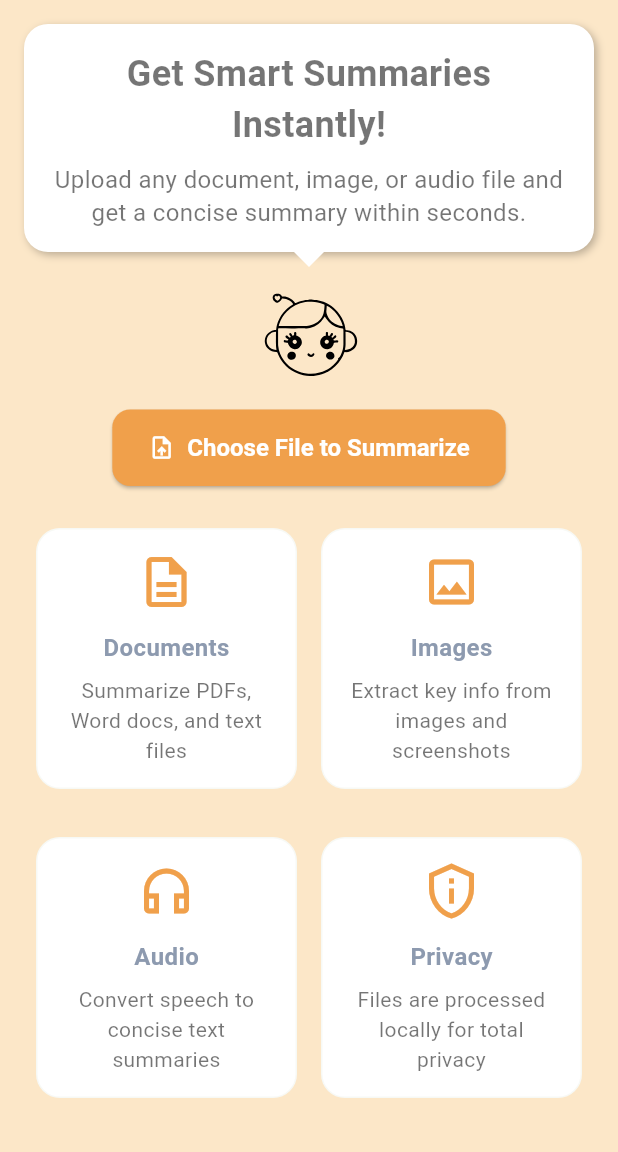
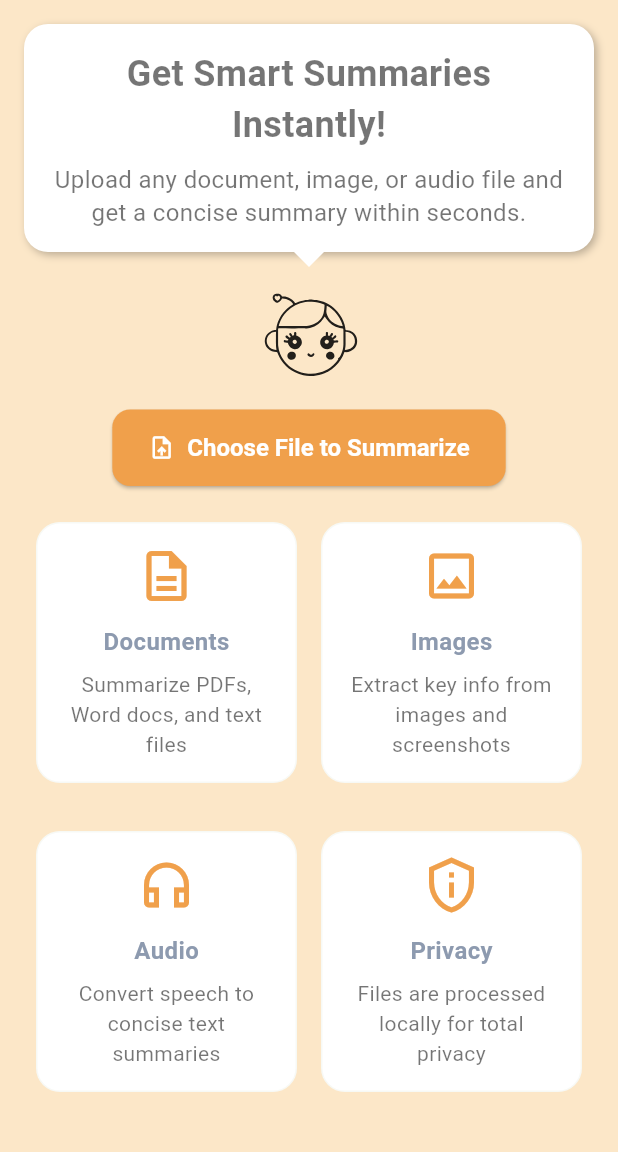
Before and after one commit to pa-tiq/synthia, a Flutter app: the screen it shows after launch, on a phone screen of 412 x 824 dp, the part 84-1236 px from its top. Run offline on Flutter 3.47's test engine with Material 3 defaults, Android fonts, the light colour scheme and no system bars; our stand-ins replace file_picker, flutter_dotenv, flutter_svg, google_fonts, just_audio, share_plus; generated files the repository leaves out were written again.

Commit message:
mascot color and spacing

```diff
--- a/lib/screens/home_screen.dart
+++ b/lib/screens/home_screen.dart
@@ -168,8 +168,11 @@ class HomeScreenState extends State<HomeScreen> {
                   SynthiaMascot(width: 80, height: 80),
                   const SizedBox(height: 10),
                   // Only show the file selector when not processing
-                  if (!isProcessing)
+                  if (!isProcessing) ...[
                     FileSelectorButton(onFileSelected: _handleFileSelected),
+                    const SizedBox(height: 16),
+                  ],
+
                   if (selectedFile != null) ...[
                     FileInfoCard(fileModel: selectedFile!),
                     const SizedBox(height: 16),
@@ -178,13 +181,14 @@ class HomeScreenState extends State<HomeScreen> {
                         isLoading: false,
                         onPressed: _summarizeFile,
                       ),
+
                     if (isProcessing) ...[
                       Text(
                         jobStatus == JobStatus.queued
                             ? localizations.queuedMessage
                             : localizations.processingMessage,
                       ),
-                      if (jobId != null) Text('Job ID: $jobId'),
+                      //if (jobId != null) Text('Job ID: $jobId'),
                     ],
                     if (jobStatus == JobStatus.failed) ...[
                       SummarizationButton(
@@ -204,7 +208,6 @@ class HomeScreenState extends State<HomeScreen> {
                     ),
                   ],
                   if (selectedFile == null && summary == null) ...[
-                    const SizedBox(height: 20),
                     FeatureSection(localizations: localizations),
                   ],
                 ],
--- a/lib/widgets/synthia_mascot.dart
+++ b/lib/widgets/synthia_mascot.dart
@@ -15,8 +15,8 @@ class SynthiaMascot extends StatelessWidget {
       width: width,
       height: height,
       semanticsLabel: 'Synthia Mascot',
+      colorFilter: ColorFilter.mode(Colors.black87, BlendMode.srcIn),
       placeholderBuilder: (context) => const CircularProgressIndicator(),
-      // This errorBuilder will show an error message if loading fails.
       errorBuilder: (context, error, stackTrace) {
         return const Center(
           child: Text(
```
